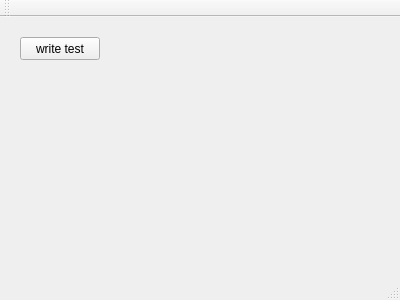
Before: the Qt Designer form mainwindow.ui in KasanMoor/qt-player, drawn with Qt 5.
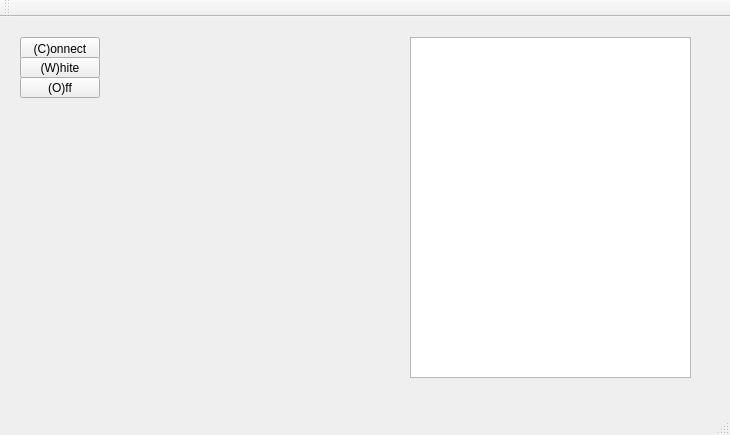
After: the same form once the commit is applied.

Commit message: working white and dark + connection

Diff of the .ui file:
```diff
--- a/mainwindow.ui
+++ b/mainwindow.ui
@@ -6,8 +6,8 @@
    <rect>
     <x>0</x>
     <y>0</y>
-    <width>400</width>
-    <height>300</height>
+    <width>730</width>
+    <height>435</height>
    </rect>
   </property>
   <property name="windowTitle">
@@ -24,7 +24,46 @@
      </rect>
     </property>
     <property name="text">
-     <string>write test</string>
+     <string>(C)onnect</string>
+    </property>
+   </widget>
+   <widget class="QPushButton" name="white">
+    <property name="geometry">
+     <rect>
+      <x>20</x>
+      <y>40</y>
+      <width>80</width>
+      <height>21</height>
+     </rect>
+    </property>
+    <property name="text">
+     <string>(W)hite</string>
+    </property>
+   </widget>
+   <widget class="QPushButton" name="dark">
+    <property name="geometry">
+     <rect>
+      <x>20</x>
+      <y>60</y>
+      <width>80</width>
+      <height>21</height>
+     </rect>
+    </property>
+    <property name="text">
+     <string>(O)ff</string>
+    </property>
+   </widget>
+   <widget class="QTextEdit" name="message">
+    <property name="geometry">
+     <rect>
+      <x>410</x>
+      <y>20</y>
+      <width>281</width>
+      <height>341</height>
+     </rect>
+    </property>
+    <property name="readOnly">
+     <bool>true</bool>
     </property>
    </widget>
   </widget>
```
Left out of the diff: 4 changed lines with no effect on the pictures. The commit also changes 7 other files.
